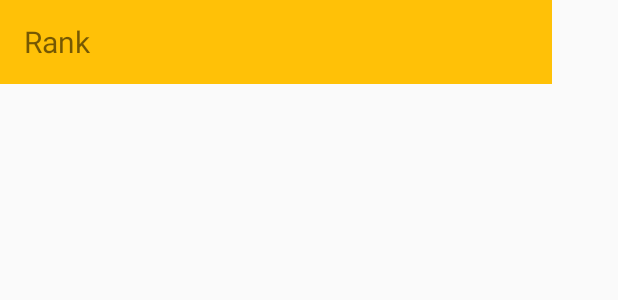
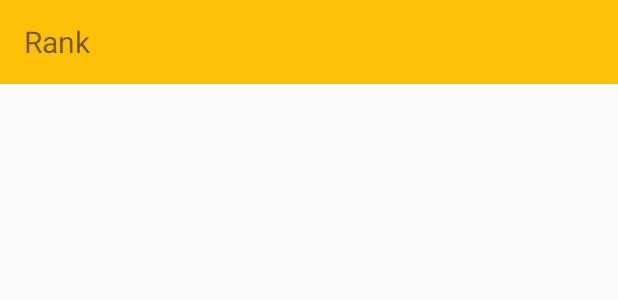
Before and after one commit to mosnuplak/TeamAndroidShare, an Android app: the layout activity_rank.xml on its own in the app's theme, with its tools: preview values and no code run, on a phone screen of 412 x 824 dp. Shown: the top 300 px of the screen. Run offline under Robolectric (Android 15) with nearby library versions, the phone set to English and light mode, and no system bars.

Commit message:
ปรับหน้า Rank ให้เต็ม

```diff
--- a/app/src/main/res/layout/activity_rank.xml
+++ b/app/src/main/res/layout/activity_rank.xml
@@ -7,8 +7,8 @@
     tools:context="com.mfec.teamandroidshare.activity.RankActivity">
 
     <LinearLayout
-        android:layout_width="368dp"
-        android:layout_height="551dp"
+        android:layout_width="match_parent"
+        android:layout_height="match_parent"
         android:orientation="vertical"
         tools:layout_editor_absoluteX="8dp"
         tools:layout_editor_absoluteY="8dp">
```
